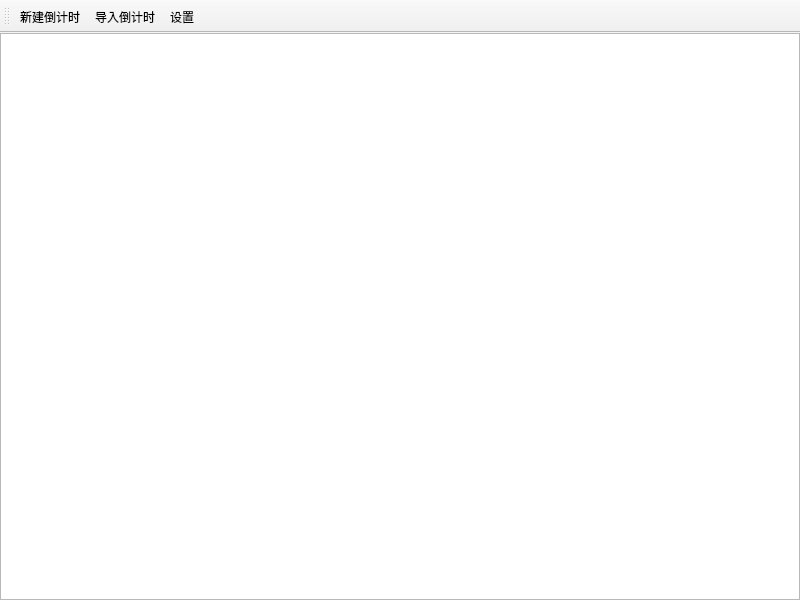
This is UISource/profilemgr.ui in HelloWRC/W-DesktopCountdown as Qt 5 draws it before an edit. The edited form follows.
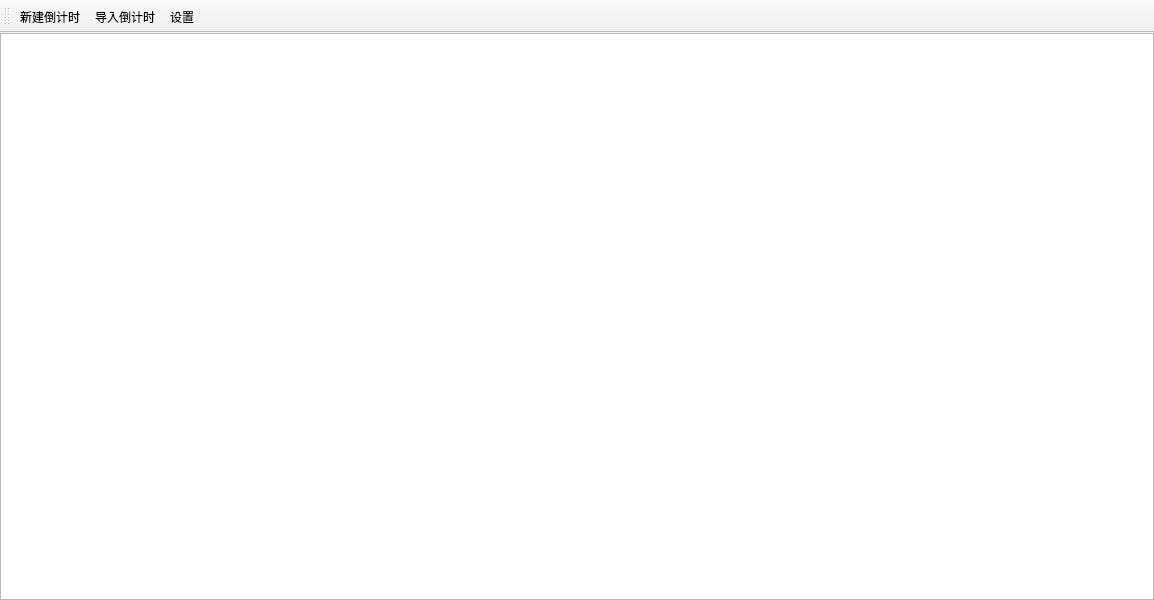
This is the edited form.

```diff
--- a/UISource/profilemgr.ui
+++ b/UISource/profilemgr.ui
@@ -6,7 +6,7 @@
    <rect>
     <x>0</x>
     <y>0</y>
-    <width>800</width>
+    <width>1154</width>
     <height>600</height>
    </rect>
   </property>
```
Left out of the diff: 2 changed lines with no effect on the pictures.
